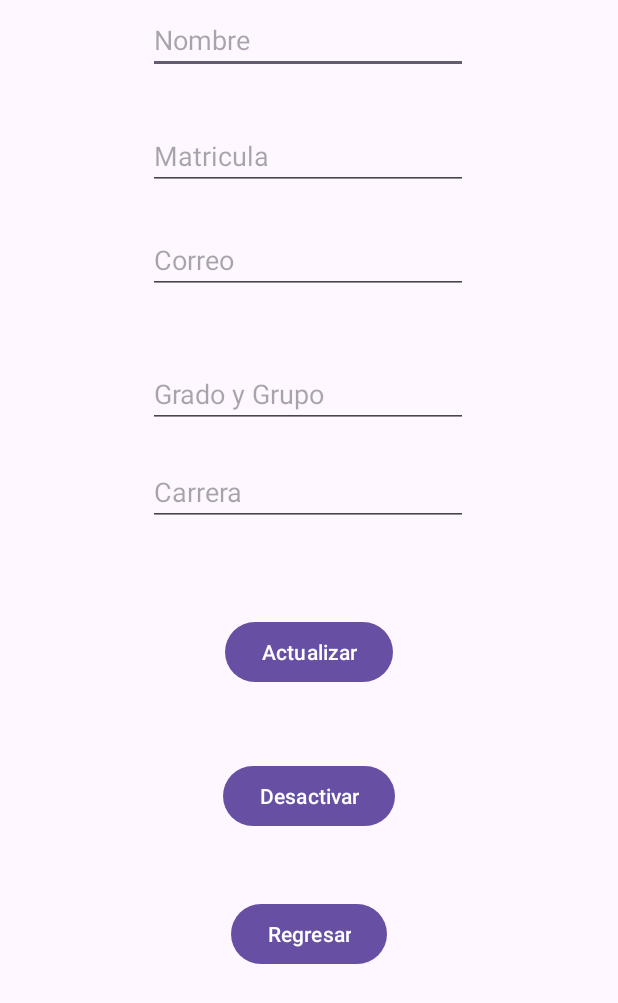
After one commit to El-Actor-Alan-Versions/IntegradoraAndroid, an Android app: the EditarAlumno screen opened directly, with no data from a screen before it, on a phone screen of 412 x 824 dp. The commit adds this screen. Shown: the top 1003 px of the screen. Run offline under Robolectric (Android 15) with nearby library versions, the phone set to English and light mode, and no system bars; our stand-ins replace Volley; network calls fail.

Commit message:
Parte de editar y modificaciones para insertar

```diff
--- a/app/src/main/AndroidManifest.xml
+++ b/app/src/main/AndroidManifest.xml
@@ -16,6 +16,9 @@
         android:theme="@style/Theme.AppBitacora"
         android:usesCleartextTraffic="true"
         tools:targetApi="31">
+        <activity
+            android:name=".admin.EditarAlumno"
+            android:exported="false" />
         <activity
             android:name=".admin.InsercionAlumnos"
             android:exported="false" />
--- /dev/null
+++ b/app/src/main/res/layout/activity_editar_alumno.xml
@@ -0,0 +1,105 @@
+<?xml version="1.0" encoding="utf-8"?>
+<androidx.constraintlayout.widget.ConstraintLayout xmlns:android="http://schemas.android.com/apk/res/android"
+    xmlns:app="http://schemas.android.com/apk/res-auto"
+    xmlns:tools="http://schemas.android.com/tools"
+    android:id="@+id/main"
+    android:layout_width="match_parent"
+    android:layout_height="match_parent"
+    tools:context=".admin.EditarAlumno">
+
+    <EditText
+        android:id="@+id/edtName"
+        android:layout_width="wrap_content"
+        android:layout_height="wrap_content"
+        android:layout_marginTop="4dp"
+        android:ems="10"
+        android:hint="@string/l_nombre"
+        android:inputType="text"
+        app:layout_constraintEnd_toEndOf="parent"
+        app:layout_constraintHorizontal_bias="0.497"
+        app:layout_constraintStart_toStartOf="parent"
+        app:layout_constraintTop_toTopOf="parent" />
+
+    <EditText
+        android:id="@+id/edtMatriculaU"
+        android:layout_width="wrap_content"
+        android:layout_height="wrap_content"
+        android:layout_marginTop="32dp"
+        android:ems="10"
+        android:hint="@string/l_matricula"
+        android:inputType="text"
+        app:layout_constraintEnd_toEndOf="@+id/edtName"
+        app:layout_constraintHorizontal_bias="0.0"
+        app:layout_constraintStart_toStartOf="@+id/edtName"
+        app:layout_constraintTop_toBottomOf="@+id/edtName" />
+
+    <EditText
+        android:id="@+id/edtEmailU"
+        android:layout_width="wrap_content"
+        android:layout_height="wrap_content"
+        android:layout_marginTop="24dp"
+        android:ems="10"
+        android:hint="@string/l_correo"
+        android:inputType="textEmailAddress"
+        app:layout_constraintEnd_toEndOf="@+id/edtMatriculaU"
+        app:layout_constraintHorizontal_bias="0.0"
+        app:layout_constraintStart_toStartOf="@+id/edtMatriculaU"
+        app:layout_constraintTop_toBottomOf="@+id/edtMatriculaU" />
+
+    <EditText
+        android:id="@+id/edtGradoGrupoU"
+        android:layout_width="wrap_content"
+        android:layout_height="wrap_content"
+        android:layout_marginTop="44dp"
+        android:ems="10"
+        android:hint="@string/l_gradogrupo"
+        android:inputType="text"
+        app:layout_constraintEnd_toEndOf="@+id/edtEmailU"
+        app:layout_constraintHorizontal_bias="0.0"
+        app:layout_constraintStart_toStartOf="@+id/edtEmailU"
+        app:layout_constraintTop_toBottomOf="@+id/edtEmailU" />
+
+    <EditText
+        android:id="@+id/edtCarreraU"
+        android:layout_width="wrap_content"
+        android:layout_height="wrap_content"
+        android:layout_marginTop="20dp"
+        android:ems="10"
+        android:hint="@string/l_carrera"
+        android:inputType="text"
+        app:layout_constraintEnd_toEndOf="@+id/edtGradoGrupoU"
+        app:layout_constraintHorizontal_bias="0.0"
+        app:layout_constraintStart_toStartOf="@+id/edtGradoGrupoU"
+        app:layout_constraintTop_toBottomOf="@+id/edtGradoGrupoU" />
+
+    <Button
+        android:id="@+id/btnUpdate"
+        android:layout_width="wrap_content"
+        android:layout_height="wrap_content"
+        android:layout_marginTop="60dp"
+        android:text="@string/l_botonActualizar"
+        app:layout_constraintEnd_toEndOf="parent"
+        app:layout_constraintStart_toStartOf="parent"
+        app:layout_constraintTop_toBottomOf="@+id/edtCarreraU" />
+
+    <Button
+        android:id="@+id/btnDesactivar"
+        android:layout_width="wrap_content"
+        android:layout_height="wrap_content"
+        android:layout_marginTop="48dp"
+        android:text="@string/l_botonDescativar"
+        app:layout_constraintEnd_toEndOf="@+id/btnUpdate"
+        app:layout_constraintStart_toStartOf="@+id/btnUpdate"
+        app:layout_constraintTop_toBottomOf="@+id/btnUpdate" />
+
+    <Button
+        android:id="@+id/btnRegresar"
+        android:layout_width="wrap_content"
+        android:layout_height="wrap_content"
+        android:layout_marginTop="44dp"
+        android:text="@string/l_botonRegresar"
+        app:layout_constraintEnd_toEndOf="@+id/btnDesactivar"
+        app:layout_constraintStart_toStartOf="@+id/btnDesactivar"
+        app:layout_constraintTop_toBottomOf="@+id/btnDesactivar" />
+
+</androidx.constraintlayout.widget.ConstraintLayout>
--- a/app/src/main/res/values/strings.xml
+++ b/app/src/main/res/values/strings.xml
@@ -10,4 +10,8 @@
     <string name="l_gradogrupo">Grado y Grupo</string>
     <string name="l_rol">Rol</string>
     <string name="l_contra">Contraseña</string>
+    <string name="l_botonRegistrar">Registrar</string>
+    <string name="l_botonActualizar">Actualizar</string>
+    <string name="l_botonDescativar">Desactivar</string>
+    <string name="l_botonRegresar">Regresar</string>
 </resources>
```
Also changed, not shown: app/src/main/java/mx/edu/utez/appbitacora/admin/EditarAlumno.kt (added, +105 -0 lines), app/src/main/java/mx/edu/utez/appbitacora/admin/InsercionAlumnos.kt (+52 -0 lines), app/src/main/java/mx/edu/utez/appbitacora/admin/MostrarUsuarios.kt (+15 -1 lines), app/src/main/res/layout/activity_insercion_alumnos.xml (+23 -15 lines).
